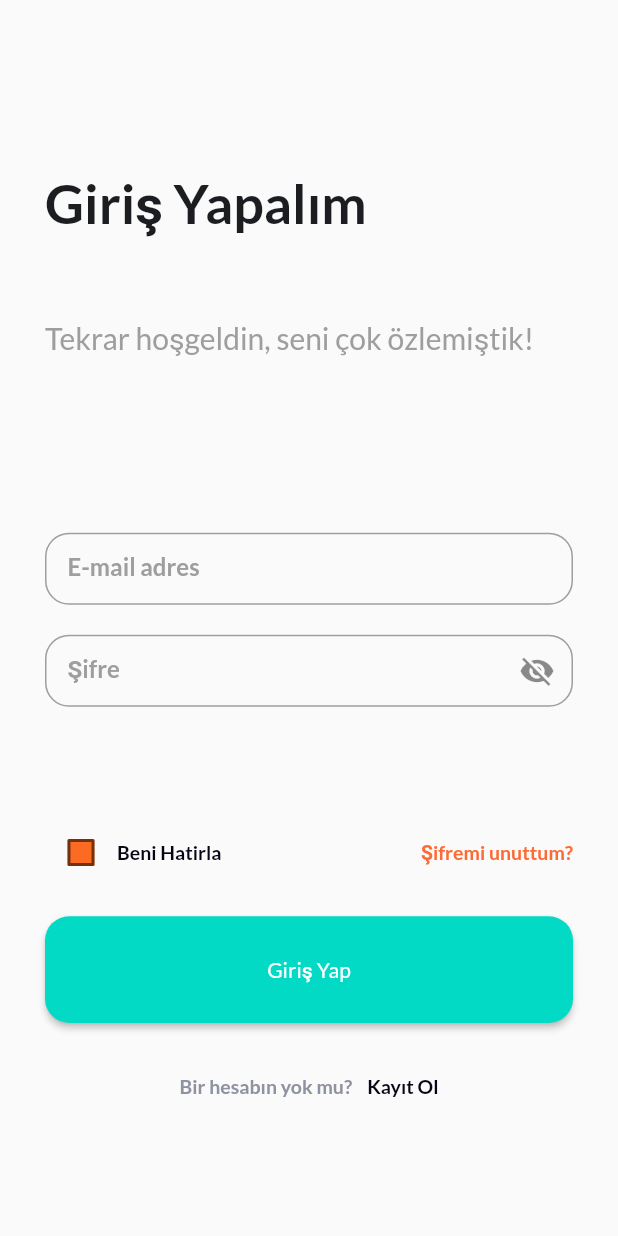
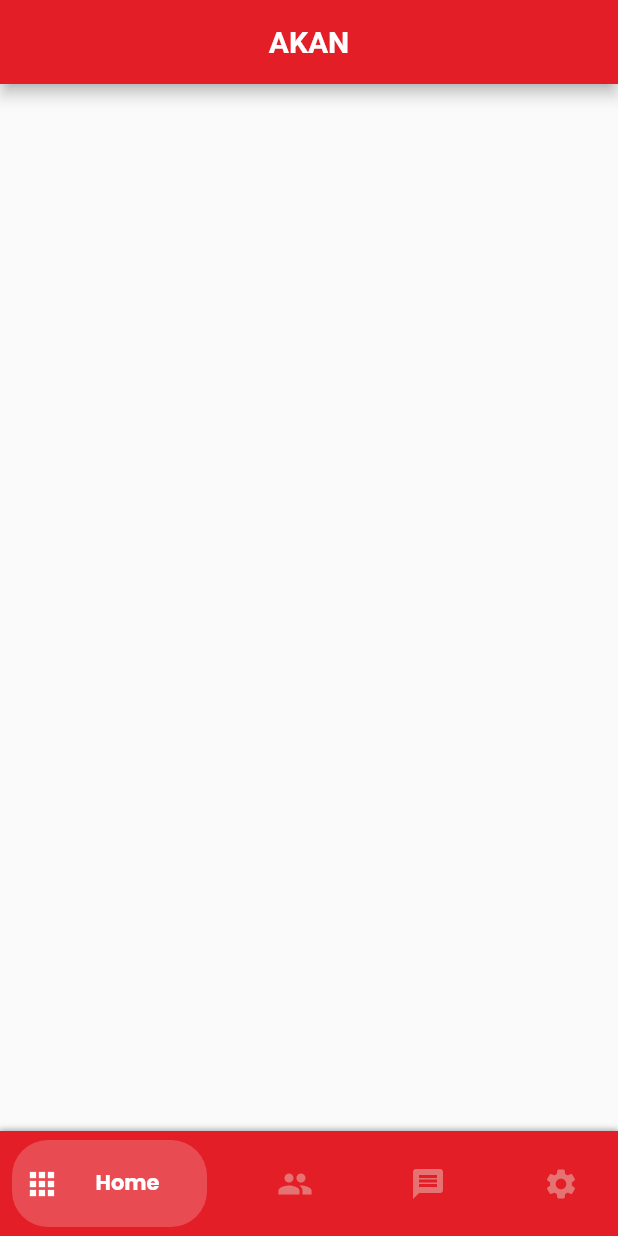
Before and after one commit to tahiruzelli/akan-mobile, a Flutter app: the screen it shows after launch, after a tap on "Giriş Yap", on a phone screen of 412 x 824 dp. Run offline on Flutter 3.47's test engine with Material 2 defaults, Android fonts, the phone set to English and light mode, and no system bars; our stand-ins replace flutter_svg, get, google_fonts.

Commit message:
ana sayfanin bottom ve appbari yapildi

```diff
--- /dev/null
+++ b/lib/Controllers/main_controller.dart
@@ -0,0 +1,6 @@
+import 'package:get/get_state_manager/get_state_manager.dart';
+import 'package:get/state_manager.dart';
+
+class MainController extends GetxController {
+  RxInt currentIndex = 0.obs;
+}
--- /dev/null
+++ b/lib/Globals/constans/colors.dart
@@ -0,0 +1,4 @@
+import 'package:flutter/material.dart';
+
+Color inactiveColor = Colors.red[300];
+Color colorRed = const Color(0xffe31e27);
--- a/lib/Globals/theme_manager.dart
+++ b/lib/Globals/theme_manager.dart
@@ -7,7 +7,7 @@ class ThemeManager {
     brightness: Brightness.light,
     floatingActionButtonTheme:
         const FloatingActionButtonThemeData(backgroundColor: Colors.purple),
-    fontFamily: GoogleFonts.lato().fontFamily,
+    fontFamily: GoogleFonts.poppins().fontFamily,
     // checkboxTheme: ,
     textTheme: const TextTheme(
       headline1: TextStyle(fontSize: 70, fontWeight: FontWeight.w300),
--- a/lib/Views/Login/login_page.dart
+++ b/lib/Views/Login/login_page.dart
@@ -2,6 +2,7 @@ import 'package:akan_mobile/Globals/constans/image_constans.dart';
 import 'package:akan_mobile/Globals/widgets/custom_textfield.dart';
 import 'package:akan_mobile/Globals/widgets/password_field.dart';
 import 'package:akan_mobile/Views/Register/register_page.dart';
+import 'package:akan_mobile/Views/main/main_page.dart';
 import 'package:flutter/material.dart';
 import 'package:flutter_svg/flutter_svg.dart';
 import 'package:get/get.dart';
@@ -133,7 +134,9 @@ class _LoginScreenState extends State<LoginScreen> {
     return SizedBox(
       width: double.infinity,
       child: ElevatedButton(
-        onPressed: () {},
+        onPressed: () {
+          Get.offAll(MainPage());
+        },
         style: ButtonStyle(
             shape: MaterialStateProperty.all<RoundedRectangleBorder>(
                 RoundedRectangleBorder(
--- /dev/null
+++ b/lib/Views/main/main_page.dart
@@ -0,0 +1,80 @@
+import 'package:akan_mobile/Controllers/main_controller.dart';
+import 'package:akan_mobile/Globals/constans/colors.dart';
+import 'package:akan_mobile/Views/main/widgets/custom_animated_bottom_bar.dart';
+import 'package:flutter/material.dart';
+import 'package:get/get.dart';
+import 'package:google_fonts/google_fonts.dart';
+
+class MainPage extends StatelessWidget {
+  MainController mainController = Get.put(MainController());
+  @override
+  Widget build(BuildContext context) {
+    return Obx(
+      () => Scaffold(
+        appBar: _buildAppBar(),
+        bottomNavigationBar: _buildBottomBar(),
+      ),
+    );
+  }
+
+  Widget _buildBottomBar() {
+    return CustomAnimatedBottomBar(
+      containerHeight: 70,
+      backgroundColor: Colors.black,
+      selectedIndex: mainController.currentIndex.value,
+      showElevation: true,
+      itemCornerRadius: 24,
+      curve: Curves.easeIn,
+      onItemSelected: (index) {
+        mainController.currentIndex.value = index;
+      },
+      items: <BottomNavyBarItem>[
+        BottomNavyBarItem(
+          icon: const Icon(Icons.apps),
+          title: const Text('Home'),
+          activeColor: Colors.white,
+          inactiveColor: inactiveColor,
+          textAlign: TextAlign.center,
+        ),
+        BottomNavyBarItem(
+          icon: const Icon(Icons.people),
+          title: const Text('Users'),
+          activeColor: Colors.white,
+          inactiveColor: inactiveColor,
+          textAlign: TextAlign.center,
+        ),
+        BottomNavyBarItem(
+          icon: const Icon(Icons.message),
+          title: const Text(
+            'Messages ',
+          ),
+          activeColor: Colors.white,
+          inactiveColor: inactiveColor,
+          textAlign: TextAlign.center,
+        ),
+        BottomNavyBarItem(
+          icon: const Icon(Icons.settings),
+          title: const Text('Settings'),
+          activeColor: Colors.white,
+          inactiveColor: inactiveColor,
+          textAlign: TextAlign.center,
+        ),
+      ],
+    );
+  }
+
+  AppBar _buildAppBar() {
+    return AppBar(
+      backgroundColor: colorRed,
+      title: const Text(
+        'AKAN',
+        style: TextStyle(
+          color: Colors.white,
+          fontWeight: FontWeight.bold,
+          fontSize: 20,
+        ),
+      ),
+      centerTitle: true,
+    );
+  }
+}
--- /dev/null
+++ b/lib/Views/main/widgets/custom_animated_bottom_bar.dart
@@ -0,0 +1,172 @@
+import 'package:akan_mobile/Globals/constans/colors.dart';
+import 'package:flutter/material.dart';
+import 'package:flutter/widgets.dart';
+
+class CustomAnimatedBottomBar extends StatelessWidget {
+  CustomAnimatedBottomBar({
+    Key key,
+    this.selectedIndex = 0,
+    this.showElevation = true,
+    this.iconSize = 24,
+    this.backgroundColor,
+    this.itemCornerRadius = 50,
+    this.containerHeight = 56,
+    this.animationDuration = const Duration(milliseconds: 270),
+    this.mainAxisAlignment = MainAxisAlignment.spaceBetween,
+    this.items,
+    this.onItemSelected,
+    this.curve = Curves.linear,
+  })  : assert(items.length >= 2 && items.length <= 5),
+        super(key: key);
+
+  final int selectedIndex;
+  final double iconSize;
+  final Color backgroundColor;
+  final bool showElevation;
+  final Duration animationDuration;
+  final List<BottomNavyBarItem> items;
+  final ValueChanged<int> onItemSelected;
+  final MainAxisAlignment mainAxisAlignment;
+  final double itemCornerRadius;
+  final double containerHeight;
+  final Curve curve;
+
+  @override
+  Widget build(BuildContext context) {
+    return Container(
+      decoration: BoxDecoration(
+        color: colorRed,
+        boxShadow: const [
+          BoxShadow(
+            color: Colors.grey,
+            blurRadius: 3,
+            spreadRadius: 1,
+            offset: Offset(0, 0),
+          ),
+        ],
+      ),
+      child: SafeArea(
+        child: Container(
+          width: double.infinity,
+          height: containerHeight,
+          padding: const EdgeInsets.symmetric(vertical: 6, horizontal: 8),
+          child: Row(
+            mainAxisAlignment: mainAxisAlignment,
+            children: items.map((item) {
+              var index = items.indexOf(item);
+              return GestureDetector(
+                onTap: () => onItemSelected(index),
+                child: _ItemWidget(
+                  item: item,
+                  iconSize: iconSize,
+                  isSelected: index == selectedIndex,
+                  backgroundColor: colorRed,
+                  itemCornerRadius: itemCornerRadius,
+                  animationDuration: animationDuration,
+                  curve: curve,
+                ),
+              );
+            }).toList(),
+          ),
+        ),
+      ),
+    );
+  }
+}
+
+class _ItemWidget extends StatelessWidget {
+  final double iconSize;
+  final bool isSelected;
+  final BottomNavyBarItem item;
+  final Color backgroundColor;
+  final double itemCornerRadius;
+  final Duration animationDuration;
+  final Curve curve;
+
+  const _ItemWidget({
+    Key key,
+    this.item,
+    this.isSelected,
+    this.backgroundColor,
+    this.animationDuration,
+    this.itemCornerRadius,
+    this.iconSize,
+    this.curve = Curves.linear,
+  }) : super(key: key);
+
+  @override
+  Widget build(BuildContext context) {
+    return Semantics(
+      container: true,
+      selected: isSelected,
+      child: AnimatedContainer(
+        width: isSelected ? 130 : 50,
+        height: double.maxFinite,
+        duration: animationDuration,
+        curve: curve,
+        decoration: BoxDecoration(
+          color:
+              isSelected ? item.activeColor.withOpacity(0.2) : backgroundColor,
+          borderRadius: BorderRadius.circular(itemCornerRadius),
+        ),
+        child: SingleChildScrollView(
+          scrollDirection: Axis.horizontal,
+          physics: NeverScrollableScrollPhysics(),
+          child: Container(
+            width: isSelected ? 130 : 50,
+            padding: EdgeInsets.symmetric(horizontal: 8),
+            child: Row(
+              mainAxisSize: MainAxisSize.max,
+              mainAxisAlignment: MainAxisAlignment.start,
+              crossAxisAlignment: CrossAxisAlignment.center,
+              children: <Widget>[
+                IconTheme(
+                  data: IconThemeData(
+                    size: iconSize,
+                    color: isSelected
+                        ? item.activeColor.withOpacity(1)
+                        : item.inactiveColor == null
+                            ? item.activeColor
+                            : item.inactiveColor,
+                  ),
+                  child: item.icon,
+                ),
+                if (isSelected)
+                  Expanded(
+                    child: Container(
+                      padding: EdgeInsets.symmetric(horizontal: 4),
+                      child: DefaultTextStyle.merge(
+                        style: TextStyle(
+                          color: item.activeColor,
+                          fontWeight: FontWeight.bold,
+                        ),
+                        maxLines: 1,
+                        textAlign: item.textAlign,
+                        child: item.title,
+                      ),
+                    ),
+                  ),
+              ],
+            ),
+          ),
+        ),
+      ),
+    );
+  }
+}
+
+class BottomNavyBarItem {
+  BottomNavyBarItem({
+    this.icon,
+    this.title,
+    this.activeColor = Colors.blue,
+    this.textAlign,
+    this.inactiveColor,
+  });
+
+  final Widget icon;
+  final Widget title;
+  final Color activeColor;
+  final Color inactiveColor;
+  final TextAlign textAlign;
+}
```
